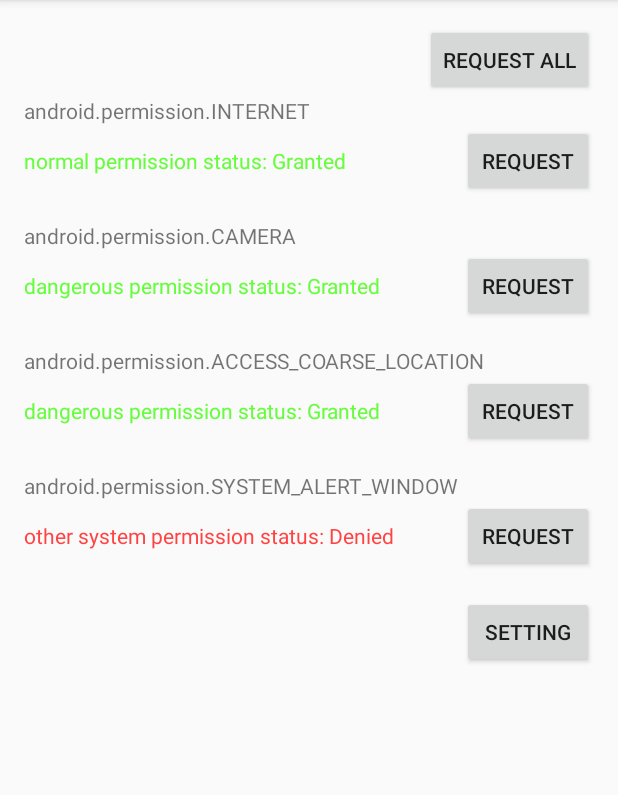
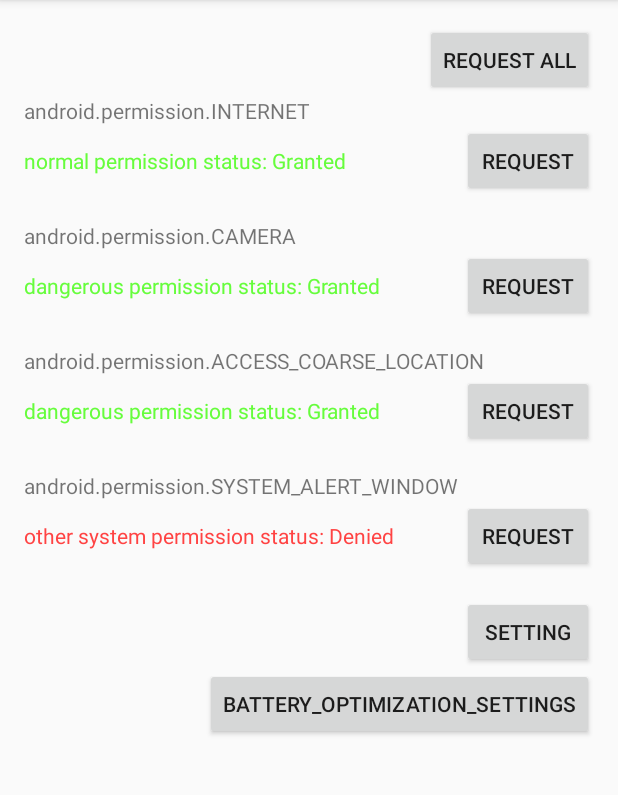
Before and after one commit to captain-miao/Android_M_requestPermissions, an Android app: the screen it shows after launch (MainActivity), on a phone screen of 412 x 824 dp, the part 84-879 px from its top. Run offline under Robolectric (Android 15) with nearby library versions, the phone set to English and light mode, and no system bars.

Commit message:
add IgnoringBatteryOptimizations

```diff
--- a/app/src/main/AndroidManifest.xml
+++ b/app/src/main/AndroidManifest.xml
@@ -4,6 +4,7 @@
 
     <uses-permission android:name="android.permission.WRITE_SETTINGS"/>
     <uses-permission android:name="android.permission.SYSTEM_ALERT_WINDOW"/>
+    <uses-permission android:name="android.permission.REQUEST_IGNORE_BATTERY_OPTIMIZATIONS"/>
 
     <uses-permission android:name="android.permission.CAMERA"/>
     <uses-permission android:name="android.permission.ACCESS_COARSE_LOCATION"/>
--- a/app/src/main/res/layout/content_main.xml
+++ b/app/src/main/res/layout/content_main.xml
@@ -128,4 +128,10 @@
         android:layout_height="wrap_content"
         android:text="@string/open_permission_setting"
         android:layout_gravity="center_vertical|right"/>
+    <Button
+        android:id="@+id/btn_open_battery_optimization_settings"
+        android:layout_width="wrap_content"
+        android:layout_height="wrap_content"
+        android:text="@string/open_battery_optimization_settings"
+        android:layout_gravity="center_vertical|right"/>
 </LinearLayout>
--- a/app/src/main/res/values/strings.xml
+++ b/app/src/main/res/values/strings.xml
@@ -3,6 +3,7 @@
     <string name="request_permission">request</string>
     <string name="request_permission_all">request all</string>
     <string name="open_permission_setting">setting</string>
+    <string name="open_battery_optimization_settings">battery_optimization_settings</string>
     <string name="permission_internet" format="false">android.permission.INTERNET</string>
     <string name="normal_permission_status" format="false">normal permission status: %s</string>
 
```
Also changed, not shown: app/src/main/java/com/example/captain_miao/permissions/MainActivity.java (+20 -0 lines).
